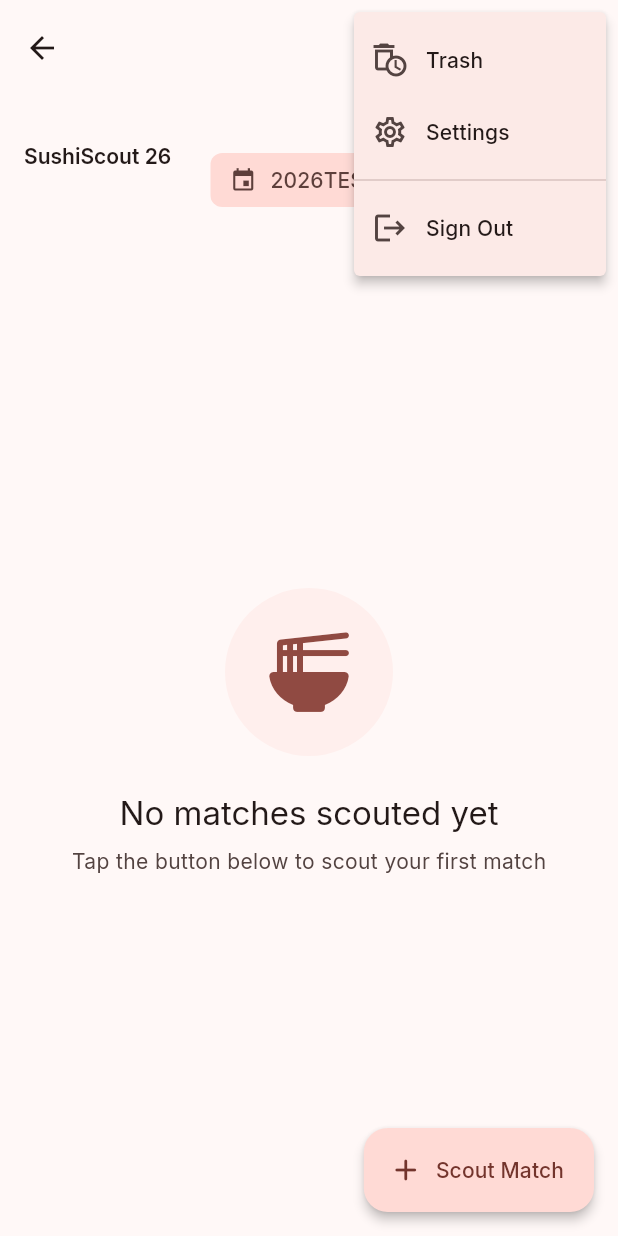
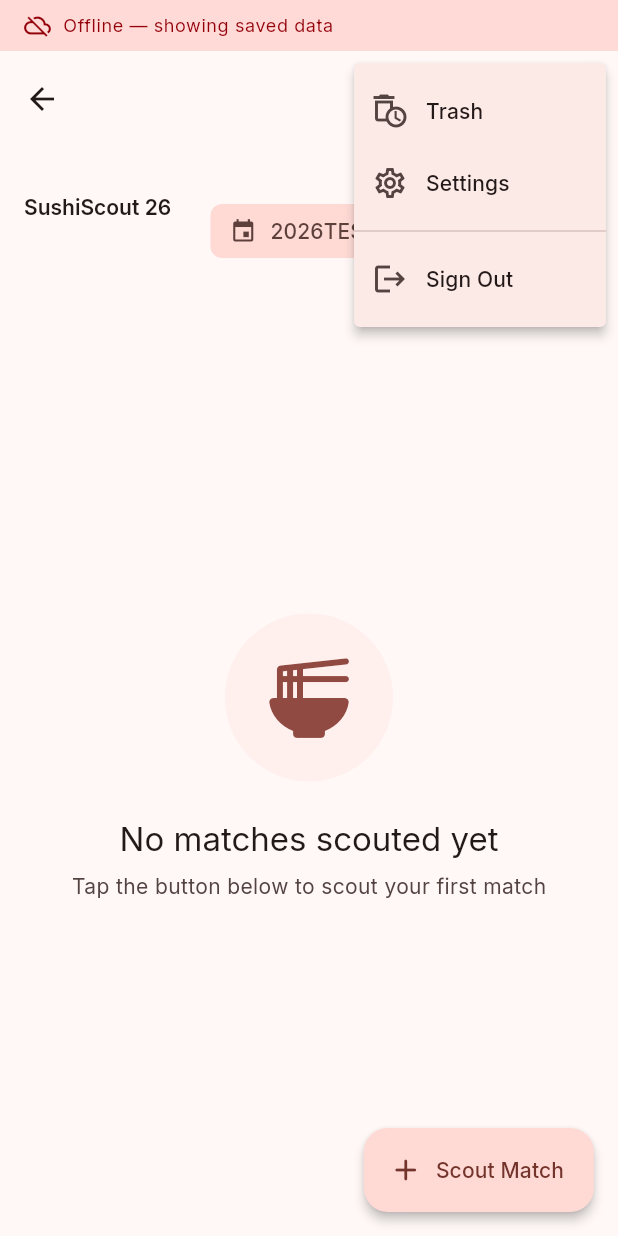
Before and after one commit to SushiSquad7461/SushiScout26, a Flutter app: the DashboardScreen screen opened directly, after a tap on the "more vert" icon, on a phone screen of 412 x 824 dp. Run offline on Flutter 3.47's test engine with Material 3 defaults, Android fonts, the phone set to English and light mode, and no system bars; our stand-ins replace cloud_firestore, cloud_functions, connectivity_plus, drift, firebase_auth, firebase_core and 7 more; missing offline and left inert: excel; accounts and stored records are empty; generated files the repository leaves out were written again; project files that could hold a hidden picture were left out.

Commit message:
feat(ui): derive connection status from firestore

```diff
--- a/frontend/lib/data/repositories/firestore_repository.dart
+++ b/frontend/lib/data/repositories/firestore_repository.dart
@@ -3,6 +3,18 @@ import '../../core/logger.dart';
 import '../models/event.dart';
 import '../models/match_report.dart';
 import 'scouting_repository.dart';
+
+/// A snapshot of an event's matches plus whether it came from the local cache.
+///
+/// `isFromCache` is Firestore's own answer to "am I reaching the server?" — it
+/// is true when the stream is not live, including on a captive-portal network
+/// where the device is associated with wifi but nothing gets through.
+class MatchesView {
+  final List<MatchReport> matches;
+  final bool isFromCache;
+
+  const MatchesView({required this.matches, required this.isFromCache});
+}
 
 class FirestoreRepository implements ScoutingRepository {
   final FirebaseFirestore _firestore;
@@ -24,15 +36,25 @@ class FirestoreRepository implements ScoutingRepository {
     return query.orderBy('createdAt', descending: true);
   }
 
+  /// Watches matches along with the snapshot metadata needed for connection
+  /// status. Uses `includeMetadataChanges` so an online/offline transition
+  /// emits even when no document changed.
+  Stream<MatchesView> watchMatchesView(String eventId) {
+    return _matchesQuery(eventId, isDeleted: false)
+        .snapshots(includeMetadataChanges: true)
+        .map(
+          (snapshot) => MatchesView(
+            matches: snapshot.docs
+                .map((doc) => MatchReport.fromFirestore(doc))
+                .toList(),
+            isFromCache: snapshot.metadata.isFromCache,
+          ),
+        );
+  }
+
   @override
   Stream<List<MatchReport>> watchMatches(String eventId) {
-    return _matchesQuery(eventId, isDeleted: false)
-        .snapshots()
-        .map(
-          (snapshot) => snapshot.docs
-              .map((doc) => MatchReport.fromFirestore(doc))
-              .toList(),
-        );
+    return watchMatchesView(eventId).map((view) => view.matches);
   }
 
   @override
--- a/frontend/lib/presentation/screens/dashboard.dart
+++ b/frontend/lib/presentation/screens/dashboard.dart
@@ -12,7 +12,7 @@ import 'match_details.dart';
 import 'trash_screen.dart';
 import '../factories/scouting_form_factory.dart';
 import '../theme/app_theme.dart';
-import '../widgets/sync_status_indicator.dart';
+import '../widgets/connection_status.dart';
 import '../widgets/settings_sheet.dart';
 
 import '../widgets/match_search_delegate.dart';
@@ -207,7 +207,7 @@ class _DashboardScreenState extends ConsumerState<DashboardScreen> {
     return Scaffold(
       body: Column(
         children: [
-          const SyncStatusBar(),
+          const ConnectionStatusBar(),
           Expanded(
             child: RefreshIndicator(
               onRefresh: _onRefresh,
@@ -224,7 +224,7 @@ class _DashboardScreenState extends ConsumerState<DashboardScreen> {
               // Sync status indicator
               const Padding(
                 padding: EdgeInsets.only(right: 8),
-                child: Center(child: SyncStatusIndicator(compact: true)),
+                child: Center(child: ConnectionStatusChip(compact: true)),
               ),
               // Search button
               IconButton(
--- /dev/null
+++ b/frontend/lib/presentation/widgets/connection_status.dart
@@ -0,0 +1,159 @@
+import 'package:flutter/material.dart';
+import 'package:flutter_riverpod/flutter_riverpod.dart';
+import '../../data/repositories/firestore_repository.dart';
+import '../../data/repositories/providers.dart';
+import '../providers/event_providers.dart';
+
+/// What the app can honestly say about its connection.
+///
+/// Derived from Firestore snapshot metadata rather than link-layer state:
+/// `connectivity_plus` reports "wifi" whenever the device is associated with an
+/// access point, which is true on a captive portal that blocks every request.
+class ConnectionStatus {
+  final bool isOffline;
+  final int pendingCount;
+
+  const ConnectionStatus({required this.isOffline, required this.pendingCount});
+
+  bool get isFullySynced => !isOffline && pendingCount == 0;
+
+  String get message {
+    final noun = pendingCount == 1 ? 'report' : 'reports';
+    if (isOffline) {
+      if (pendingCount == 0) return 'Offline — showing saved data';
+      return 'Offline — $pendingCount $noun saved on this device';
+    }
+    if (pendingCount == 0) return 'All reports uploaded';
+    return 'Uploading $pendingCount $noun…';
+  }
+}
+
+ConnectionStatus connectionStatusFrom({
+  required bool isFromCache,
+  required int pendingCount,
+}) {
+  return ConnectionStatus(isOffline: isFromCache, pendingCount: pendingCount);
+}
+
+/// The single matches subscription for the active event. Both the match list
+/// and the connection status read from this, so only one listener is open.
+final matchesViewProvider = StreamProvider<MatchesView>((ref) {
+  final eventId = ref.watch(currentEventIdProvider);
+  return ref.watch(firestoreRepositoryProvider).watchMatchesView(eventId);
+});
+
+/// Connection status for the active event.
+///
+/// Known bound: pending writes are counted only across the current event's
+/// matches, because that is the query we already subscribe to. A report saved
+/// against a different event is not counted. Scouts work one event at a time.
+final connectionStatusProvider = Provider<ConnectionStatus>((ref) {
+  final view = ref.watch(matchesViewProvider);
+  return view.maybeWhen(
+    data: (v) => connectionStatusFrom(
+      isFromCache: v.isFromCache,
+      pendingCount: v.matches.where((m) => !m.isSynced).length,
+    ),
+    orElse: () => const ConnectionStatus(isOffline: false, pendingCount: 0),
+  );
+});
+
+/// A full-width bar shown above the dashboard content. Hidden entirely when
+/// everything is uploaded — no chrome for the happy path.
+class ConnectionStatusBar extends ConsumerWidget {
+  const ConnectionStatusBar({super.key});
+
+  @override
+  Widget build(BuildContext context, WidgetRef ref) {
+    final status = ref.watch(connectionStatusProvider);
+    if (status.isFullySynced) return const SizedBox.shrink();
+
+    final colorScheme = Theme.of(context).colorScheme;
+    final background = status.isOffline
+        ? colorScheme.errorContainer
+        : colorScheme.secondaryContainer;
+    final foreground = status.isOffline
+        ? colorScheme.onErrorContainer
+        : colorScheme.onSecondaryContainer;
+
+    return Material(
+      color: background,
+      child: SafeArea(
+        bottom: false,
+        child: Padding(
+          padding: const EdgeInsets.symmetric(horizontal: 16, vertical: 8),
+          child: Row(
+            children: [
+              Icon(
+                status.isOffline ? Icons.cloud_off : Icons.cloud_upload,
+                size: 18,
+                color: foreground,
+              ),
+              const SizedBox(width: 8),
+              Expanded(
+                child: Text(
+                  status.message,
+                  style: Theme.of(context)
+                      .textTheme
+                      .bodySmall
+                      ?.copyWith(color: foreground),
+                ),
+              ),
+            ],
+          ),
+        ),
+      ),
+    );
+  }
+}
+
+/// A compact indicator for the app bar. Shows nothing when fully synced.
+class ConnectionStatusChip extends ConsumerWidget {
+  final bool compact;
+
+  const ConnectionStatusChip({super.key, this.compact = false});
+
+  @override
+  Widget build(BuildContext context, WidgetRef ref) {
+    final status = ref.watch(connectionStatusProvider);
+    if (status.isFullySynced) return const SizedBox.shrink();
+
+    final colorScheme = Theme.of(context).colorScheme;
+    final color = status.isOffline ? colorScheme.error : colorScheme.primary;
+    final icon = status.isOffline ? Icons.cloud_off : Icons.cloud_upload;
+
+    if (compact) {
+      return Tooltip(
+        message: status.message,
+        child: Row(
+          mainAxisSize: MainAxisSize.min,
+          children: [
+            Icon(icon, size: 18, color: color),
+            if (status.pendingCount > 0) ...[
+              const SizedBox(width: 4),
+              Text(
+                '${status.pendingCount}',
+                style: Theme.of(context)
+                    .textTheme
+                    .labelSmall
+                    ?.copyWith(color: color),
+              ),
+            ],
+          ],
+        ),
+      );
+    }
+
+    return Row(
+      mainAxisSize: MainAxisSize.min,
+      children: [
+        Icon(icon, size: 18, color: color),
+        const SizedBox(width: 8),
+        Text(
+          status.message,
+          style: Theme.of(context).textTheme.bodySmall?.copyWith(color: color),
+        ),
+      ],
+    );
+  }
+}
--- a/frontend/lib/presentation/widgets/sync_status_indicator.dart
+++ /dev/null
@@ -1,525 +0,0 @@
-import 'dart:async';
-import 'package:flutter/material.dart';
-import 'package:flutter/foundation.dart';
-import 'package:flutter_riverpod/flutter_riverpod.dart';
-import '../../core/animations.dart';
-import '../../data/local/sync/sync_manager.dart' as manager;
-
-/// Provider for sync status
-final syncStatusProvider = NotifierProvider<SyncStatusNotifier, SyncStatus>(SyncStatusNotifier.new);
-
-class SyncStatusNotifier extends Notifier<SyncStatus> {
-  StreamSubscription<manager.SyncStatus>? _sub;
-
-  @override
-  SyncStatus build() {
-    // On web, Firebase handles sync automatically - always idle/success
-    if (kIsWeb) {
-      return const SyncStatus.success();
-    }
-
-    // Listen to SyncManager stream and update state. Capture the
-    // subscription so it doesn't outlive the provider — without this,
-    // rebuilds piled on listeners and a disposed notifier kept getting
-    // state= writes through the old closure.
-    final syncManager = ref.watch(manager.syncManagerProvider);
-    _sub?.cancel();
-    _sub = syncManager.syncStream.listen((status) {
-      if (status is manager.SyncInProgress) {
-        state = const SyncStatus.syncing();
-      } else if (status is manager.SyncCompleted) {
-        state = const SyncStatus.success();
-      } else if (status is manager.SyncErrorStatus) {
-        state = SyncStatus.error(status.error.message);
-      }
-    });
-
-    ref.onDispose(() {
-      _sub?.cancel();
-      _sub = null;
-    });
-
-    return const SyncStatus.idle();
-  }
-
-  void setStatus(SyncStatus status) => state = status;
-}
-
-/// Provider for pending sync count
-final pendingSyncCountProvider = StreamProvider<int>((ref) {
-  // On web, Firebase handles sync automatically - no pending count
-  if (kIsWeb) {
-    return Stream.value(0);
-  }
-
-  final syncManager = ref.watch(manager.syncManagerProvider);
-  return syncManager.pendingCountStream;
-});
-
-/// Sync status indicator widget showing online/offline state and pending changes
-class SyncStatusIndicator extends ConsumerWidget {
-  final bool compact;
-
-  const SyncStatusIndicator({
-    super.key,
-    this.compact = false,
-  });
-
-  @override
-  Widget build(BuildContext context, WidgetRef ref) {
-    // On web, Firebase handles sync automatically - show simplified indicator
-    if (kIsWeb) {
-      return _buildWebIndicator(context);
-    }
-
-    final isOnline = ref.watch(manager.isOnlineProvider);
-    final syncStatus = ref.watch(syncStatusProvider);
-    final pendingCountAsync = ref.watch(pendingSyncCountProvider);
-    final pendingCount = pendingCountAsync.asData?.value ?? 0;
-    final theme = Theme.of(context);
-    final colorScheme = theme.colorScheme;
-
-    // Determine icon and color based on state
-    IconData icon;
-    Color color;
-    String label;
-    bool showBadge = false;
-
-    if (!isOnline) {
-      icon = Icons.cloud_off;
-      color = colorScheme.error;
-      label = 'Offline';
-      showBadge = pendingCount > 0;
-    } else if (syncStatus is SyncStatusSyncing) {
-      icon = Icons.sync;
-      color = colorScheme.primary;
-      label = 'Syncing...';
-    } else if (pendingCount > 0) {
-      icon = Icons.cloud_upload;
-      color = colorScheme.tertiary;
-      label = '$pendingCount pending';
-      showBadge = true;
-    } else {
-      icon = Icons.cloud_done;
-      color = colorScheme.primary;
-      label = 'Synced';
-    }
-
-    return GestureDetector(
-      onTap: isOnline ? () {
-        ref.read(manager.syncManagerProvider).forceSync();
-        AppHaptics.medium();
-        ScaffoldMessenger.of(context).showSnackBar(
-          const SnackBar(
-            content: Text('Syncing...'),
-            duration: Duration(seconds: 1),
-            behavior: SnackBarBehavior.floating,
-          ),
-        );
-      } : null,
-      child: Tooltip(
-        message: isOnline
-          ? (pendingCount > 0 ? '$pendingCount changes pending sync. Tap to sync now.' : 'All changes synced. Tap to force sync.')
-          : 'Working offline - changes will sync when connection is restored',
-        child: compact
-          ? _buildCompactIndicator(context, icon, color, showBadge, pendingCount)
-          : _buildFullIndicator(context, icon, color, label, showBadge, pendingCount),
-      ),
-    );
-  }
-
-  Widget _buildCompactIndicator(
-    BuildContext context,
-    IconData icon,
-    Color color,
-    bool showBadge,
-    int pendingCount,
-  ) {
-    final colorScheme = Theme.of(context).colorScheme;
-
-    return Stack(
-      clipBehavior: Clip.none,
-      children: [
-        Icon(icon, color: color, size: 20),
-        if (showBadge && pendingCount > 0)
-          Positioned(
-            right: -10,
-            top: -6,
-            child: Container(
-              padding: const EdgeInsets.symmetric(horizontal: 4, vertical: 1),
-              decoration: BoxDecoration(
-                color: colorScheme.error,
-                borderRadius: BorderRadius.circular(8),
-                border: Border.all(
-                  color: colorScheme.surface,
-                  width: 1.5,
-                ),
-                boxShadow: [
-                  BoxShadow(
-                    color: colorScheme.error.withValues(alpha: 0.4),
-                    blurRadius: 4,
-                    offset: const Offset(0, 1),
-                  ),
-                ],
-              ),
-              constraints: const BoxConstraints(
-                minWidth: 18,
-                minHeight: 16,
-              ),
-              child: AnimatedSwitcher(
-                duration: AppAnimations.quick,
-                transitionBuilder: (child, animation) {
-                  return ScaleTransition(
-                    scale: animation,
-                    child: child,
-                  );
-                },
-                child: Text(
-                  pendingCount > 99 ? '99+' : '$pendingCount',
-                  key: ValueKey<int>(pendingCount),
-                  style: TextStyle(
-                    color: colorScheme.onError,
-                    fontSize: 10,
-                    fontWeight: FontWeight.bold,
-                  ),
-                  textAlign: TextAlign.center,
-                ),
-              ),
-            ),
-          ),
-      ],
-    );
-  }
-
-  Widget _buildFullIndicator(
-    BuildContext context,
-    IconData icon,
-    Color color,
-    String label,
-    bool showBadge,
-    int pendingCount,
-  ) {
-    final colorScheme = Theme.of(context).colorScheme;
-
-    return Container(
-      padding: const EdgeInsets.symmetric(horizontal: 12, vertical: 6),
-      decoration: BoxDecoration(
-        color: color.withValues(alpha: 0.1),
-        borderRadius: BorderRadius.circular(20),
-        border: Border.all(color: color.withValues(alpha: 0.2)),
-      ),
-      child: Row(
-        mainAxisSize: MainAxisSize.min,
-        children: [
-          Stack(
-            clipBehavior: Clip.none,
-            children: [
-              Icon(icon, color: color, size: 16),
-              if (showBadge && pendingCount > 0)
-                Positioned(
-                  right: -4,
-                  top: -2,
-                  child: Container(
-                    width: 8,
-                    height: 8,
-                    decoration: BoxDecoration(
-                      color: colorScheme.error,
-                      shape: BoxShape.circle,
-                    ),
-                  ),
-                ),
-            ],
-          ),
-          const SizedBox(width: 6),
-          AnimatedSwitcher(
-            duration: AppAnimations.quick,
-            transitionBuilder: (child, animation) {
-              return FadeTransition(
-                opacity: animation,
-                child: SlideTransition(
-                  position: Tween<Offset>(
-                    begin: const Offset(0, 0.3),
-                    end: Offset.zero,
-                  ).animate(animation),
-                  child: child,
-                ),
-              );
-            },
-            child: Text(
-              label,
-              key: ValueKey<String>(label),
-              style: TextStyle(
-                color: color,
-                fontSize: 12,
-                fontWeight: FontWeight.w500,
-              ),
-            ),
-          ),
-        ],
-      ),
-    );
-  }
-
-  /// Simplified indicator for web - Firebase handles sync automatically
-  Widget _buildWebIndicator(BuildContext context) {
-    final colorScheme = Theme.of(context).colorScheme;
-
-    if (compact) {
-      return Icon(Icons.cloud_done, color: colorScheme.primary, size: 20);
-    }
-
-    return Container(
-      padding: const EdgeInsets.symmetric(horizontal: 12, vertical: 6),
-      decoration: BoxDecoration(
-        color: colorScheme.primary.withValues(alpha: 0.1),
-        borderRadius: BorderRadius.circular(20),
-        border: Border.all(color: colorScheme.primary.withValues(alpha: 0.2)),
-      ),
-      child: Row(
-        mainAxisSize: MainAxisSize.min,
-        children: [
-          Icon(Icons.cloud_done, color: colorScheme.primary, size: 16),
-          const SizedBox(width: 6),
-          Text(
-            'Synced',
-            style: TextStyle(
-              color: colorScheme.primary,
-              fontSize: 12,
-              fontWeight: FontWeight.w500,
-            ),
-          ),
-        ],
-      ),
-    );
-  }
-}
-
-/// Floating sync status bar that appears at the top
-class SyncStatusBar extends ConsumerStatefulWidget {
-  const SyncStatusBar({super.key});
-
-  @override
-  ConsumerState<SyncStatusBar> createState() => _SyncStatusBarState();
-}
-
-class _SyncStatusBarState extends ConsumerState<SyncStatusBar>
-    with SingleTickerProviderStateMixin {
-  late AnimationController _pulseController;
-  late Animation<double> _pulseAnimation;
-
-  @override
-  void initState() {
-    super.initState();
-    _pulseController = AnimationController(
-      duration: const Duration(milliseconds: 2000),
-      vsync: this,
-    );
-    _pulseAnimation = Tween<double>(begin: 0.0, end: 1.0).animate(
-      CurvedAnimation(parent: _pulseController, curve: Curves.easeInOut),
-    );
-  }
-
-  @override
-  void dispose() {
-    _pulseController.dispose();
-    super.dispose();
-  }
-
-  @override
-  Widget build(BuildContext context) {
-    // On web, Firebase handles sync automatically - don't show the bar
-    if (kIsWeb) {
-      return const SizedBox.shrink();
-    }
-
-    final isOnline = ref.watch(manager.isOnlineProvider);
-    final pendingCountAsync = ref.watch(pendingSyncCountProvider);
-    final pendingCount = pendingCountAsync.asData?.value ?? 0;
-
-    if (isOnline && pendingCount == 0) {
-      // Stop animation when nothing is pending
-      _pulseController.stop();
-      return const SizedBox.shrink();
-    }
-
-    // Pulse when there are pending syncs
-    if (pendingCount > 0 && !_pulseController.isAnimating) {
-      _pulseController.repeat(reverse: true);
-    } else if (pendingCount == 0) {
-      _pulseController.stop();
-    }
-
-    final colorScheme = Theme.of(context).colorScheme;
-    final backgroundColor = isOnline
-      ? colorScheme.tertiaryContainer
-      : colorScheme.errorContainer;
-    final textColor = isOnline
-      ? colorScheme.onTertiaryContainer
-      : colorScheme.onErrorContainer;
-    final accentColor = isOnline
-      ? colorScheme.tertiary
-      : colorScheme.error;
-
-    return AnimatedContainer(
-      duration: AppAnimations.normal,
-      curve: Curves.easeInOut,
-      width: double.infinity,
-      decoration: BoxDecoration(
-        color: backgroundColor,
-      ),
-      child: Column(
-        mainAxisSize: MainAxisSize.min,
-        children: [
-          // Progress-style bar at the top that pulses
-          if (pendingCount > 0)
-            AnimatedBuilder(
-              animation: _pulseAnimation,
-              builder: (context, child) {
-                return Container(
-                  height: 3,
-                  decoration: BoxDecoration(
-                    gradient: LinearGradient(
-                      colors: [
-                        accentColor.withValues(alpha: 0.3),
-                        accentColor.withValues(alpha: 0.6 + _pulseAnimation.value * 0.4),
-                        accentColor.withValues(alpha: 0.3),
-                      ],
-                      stops: [
-                        0.0,
-                        0.3 + _pulseAnimation.value * 0.4,
-                        1.0,
-                      ],
-                    ),
-                  ),
-                );
-              },
-            ),
-          Padding(
-            padding: const EdgeInsets.symmetric(horizontal: 16, vertical: 8),
-            child: SafeArea(
-              bottom: false,
-              child: Row(
-                children: [
-                  Icon(
-                    isOnline ? Icons.cloud_upload : Icons.cloud_off,
-                    size: 16,
-                    color: textColor,
-                  ),
-                  const SizedBox(width: 8),
-                  Expanded(
-                    child: AnimatedSwitcher(
-                      duration: AppAnimations.quick,
-                      child: Text(
-                        isOnline
-                          ? '$pendingCount ${pendingCount == 1 ? 'change' : 'changes'} pending sync'
-                          : 'Working offline - changes will sync when connected',
-                        key: ValueKey<String>('$isOnline-$pendingCount'),
-                        style: TextStyle(
-                          color: textColor,
-                          fontSize: 13,
-                          fontWeight: FontWeight.w500,
-                        ),
-                      ),
-                    ),
-                  ),
-                  if (isOnline)
-                    TextButton.icon(
-                      onPressed: () => _triggerSync(),
-                      icon: const Icon(Icons.sync, size: 16),
-                      label: const Text('Sync Now'),
-                      style: TextButton.styleFrom(
-                        foregroundColor: textColor,
-                        padding: const EdgeInsets.symmetric(horizontal: 8),
-                        minimumSize: Size.zero,
-                        tapTargetSize: MaterialTapTargetSize.shrinkWrap,
-                      ),
-                    ),
-                ],
-              ),
-            ),
-          ),
-        ],
-      ),
-    );
-  }
-
-  void _triggerSync() {
-    ref.read(manager.syncManagerProvider).forceSync();
-    AppHaptics.medium();
-  }
-}
-
-/// Pulse animation for syncing indicator
-class SyncingPulseIndicator extends StatefulWidget {
-  const SyncingPulseIndicator({super.key});
-
-  @override
-  State<SyncingPulseIndicator> createState() => _SyncingPulseIndicatorState();
-}
-
-class _SyncingPulseIndicatorState extends State<SyncingPulseIndicator>
-    with SingleTickerProviderStateMixin {
-  late AnimationController _controller;
-  late Animation<double> _animation;
-
-  @override
-  void initState() {
-    super.initState();
-    _controller = AnimationController(
-      duration: const Duration(milliseconds: 1500),
-      vsync: this,
-    );
-    _animation = Tween<double>(begin: 0.5, end: 1.0).animate(
-      CurvedAnimation(parent: _controller, curve: Curves.easeInOut),
-    );
-    _controller.repeat(reverse: true);
-  }
-
-  @override
-  void dispose() {
-    _controller.dispose();
-    super.dispose();
-  }
-
-  @override
-  Widget build(BuildContext context) {
-    final colorScheme = Theme.of(context).colorScheme;
-
-    return AnimatedBuilder(
-      animation: _animation,
-      builder: (context, child) {
-        return Opacity(
-          opacity: _animation.value,
-          child: Icon(Icons.sync, color: colorScheme.primary),
-        );
-      },
-    );
-  }
-}
-
-/// Sealed class for sync status
-sealed class SyncStatus {
-  const SyncStatus();
-
-  const factory SyncStatus.idle() = SyncStatusIdle;
-  const factory SyncStatus.syncing() = SyncStatusSyncing;
-  const factory SyncStatus.error(String message) = SyncStatusError;
-  const factory SyncStatus.success() = SyncStatusSuccess;
-}
-
-class SyncStatusIdle extends SyncStatus {
-  const SyncStatusIdle();
-}
-
-class SyncStatusSyncing extends SyncStatus {
-  const SyncStatusSyncing();
-}
-
-class SyncStatusError extends SyncStatus {
-  final String message;
-  const SyncStatusError(this.message);
-}
-
-class SyncStatusSuccess extends SyncStatus {
-  const SyncStatusSuccess();
-}
```
Also changed, not shown: 2 other files.
